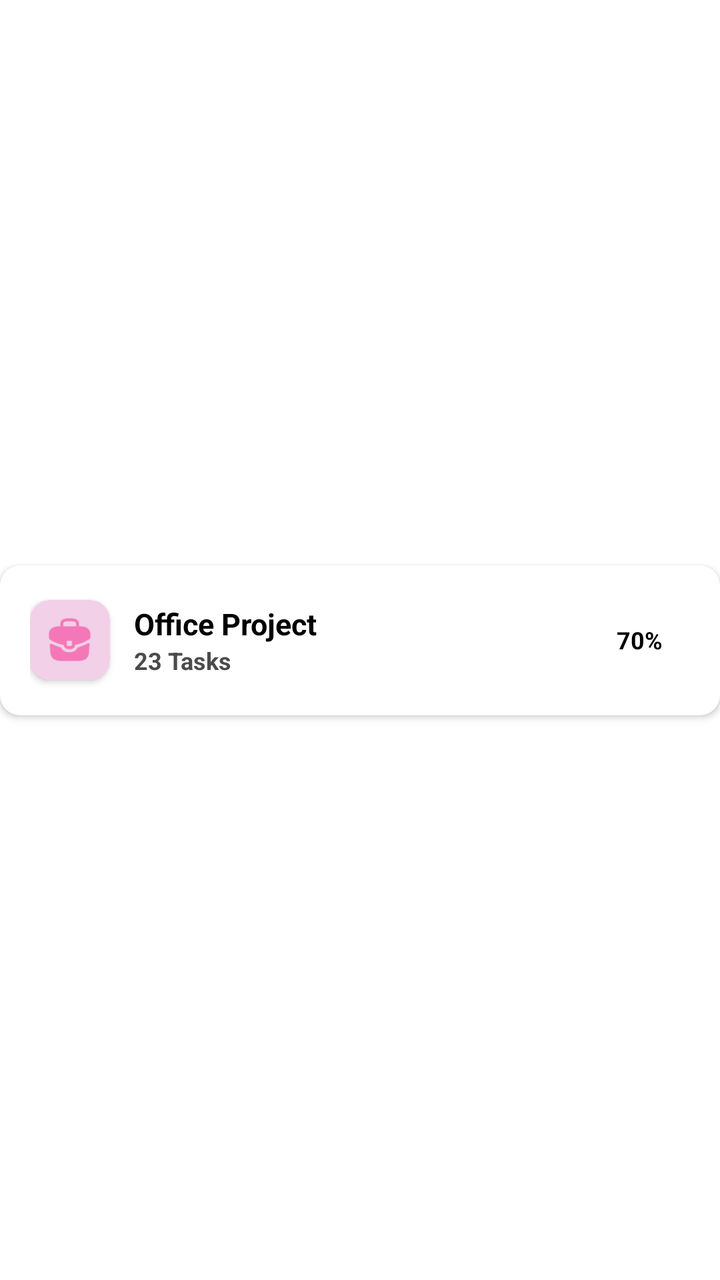
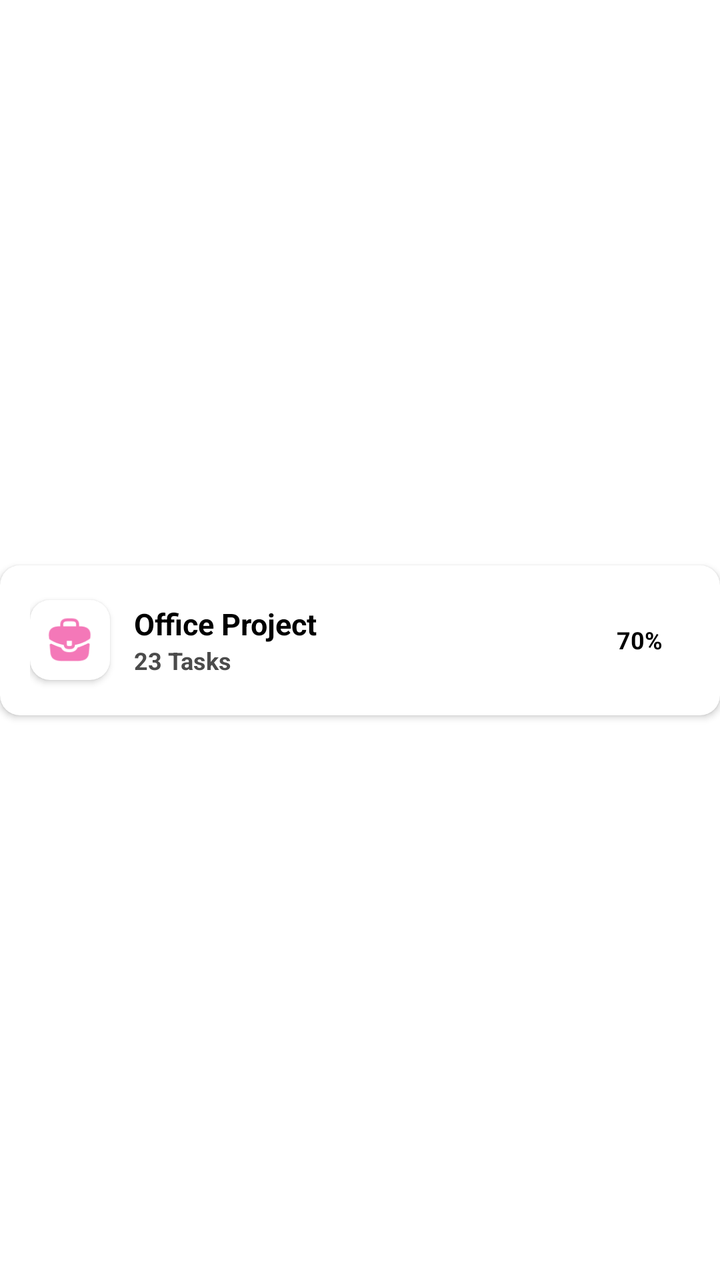

Compare the two renders of this Android layout. The source of the first and the diff that turns it into the second are given below.
<!-- AndroidManifest.xml: application theme Theme.ToDoListApp -->
<!-- res/layout/task_group_view.xml -->
<?xml version="1.0" encoding="utf-8"?>
<androidx.constraintlayout.widget.ConstraintLayout xmlns:android="http://schemas.android.com/apk/res/android"
    android:layout_width="match_parent"
    android:layout_height="wrap_content"
    xmlns:app="http://schemas.android.com/apk/res-auto"
    android:layout_marginHorizontal="16dp"
    android:layout_marginVertical="8dp">

    <androidx.cardview.widget.CardView
        android:layout_width="match_parent"
        android:layout_height="75dp"
        app:cardCornerRadius="10dp"
        app:layout_constraintBottom_toBottomOf="parent"
        app:layout_constraintEnd_toEndOf="parent"
        app:layout_constraintStart_toStartOf="parent"
        app:layout_constraintTop_toTopOf="parent">

        <LinearLayout
            android:layout_width="match_parent"
            android:layout_height="wrap_content"
            android:layout_gravity="center"
            android:orientation="horizontal"
            android:paddingHorizontal="15dp">

            <androidx.cardview.widget.CardView
                android:id="@+id/iconBackground"
                android:layout_width="40dp"
                android:layout_height="40dp"
                android:layout_gravity="center_vertical"
                app:cardBackgroundColor="#F2D0E8"
                app:cardCornerRadius="10dp">

                <ImageView
                    android:id="@+id/taskIcon"
                    android:layout_width="25dp"
                    android:layout_height="25dp"
                    android:layout_gravity="center"
                    android:src="@drawable/briefcase" />
            </androidx.cardview.widget.CardView>

            <LinearLayout
                android:layout_width="0dp"
                android:layout_height="wrap_content"
                android:layout_weight="1"
                android:layout_gravity="center_vertical"
                android:layout_marginStart="12dp"
                android:orientation="vertical">

                <TextView
                    android:id="@+id/taskName"
                    android:layout_width="wrap_content"
                    android:layout_height="wrap_content"
                    android:text="Office Project"
                    android:textColor="@color/black"
                    android:textSize="15sp"
                    android:textStyle="bold" />

                <TextView
                    android:id="@+id/taskNumber"
                    android:layout_width="wrap_content"
                    android:layout_height="wrap_content"
                    android:text="23 Tasks"
                    android:textColor="@color/Gray"
                    android:textSize="12sp"
                    android:textStyle="bold" />
            </LinearLayout>

            <FrameLayout
                android:layout_width="50dp"
                android:layout_height="50dp"
                android:layout_gravity="center_vertical">

                <ProgressBar
                    android:id="@+id/circularProgress"
                    style="?android:attr/progressBarStyle"
                    android:layout_width="match_parent"
                    android:layout_height="match_parent"
                    android:indeterminate="false"
                    android:max="100"
                    android:progress="70"
                    android:progressBackgroundTint="#F2D0E8"
                    android:progressTint="#F277B7" />

                <TextView
                    android:id="@+id/taskProgress"
                    android:layout_width="wrap_content"
                    android:layout_height="wrap_content"
                    android:layout_gravity="center"
                    android:text="70%"
                    android:textColor="@color/black"
                    android:textSize="12sp"
                    android:textStyle="bold" />
            </FrameLayout>
        </LinearLayout>
    </androidx.cardview.widget.CardView>

</androidx.constraintlayout.widget.ConstraintLayout>
<!-- resources referenced by this layout -->
<resources>
  <color name="Gray">#4B4B4B</color>
  <color name="black">#FF000000</color>
  <!-- drawable briefcase: png bitmap (drawable, 1924 bytes) -->
  <style name="Theme.ToDoListApp" parent="Theme.MaterialComponents.DayNight.NoActionBar">
          
          <item name="colorPrimary">@color/purple_500</item>
          <item name="colorPrimaryVariant">@color/purple_700</item>
          <item name="colorOnPrimary">@color/white</item>
          
          <item name="colorSecondary">@color/teal_200</item>
          <item name="colorSecondaryVariant">@color/teal_700</item>
          <item name="colorOnSecondary">@color/black</item>
          
          <item name="android:statusBarColor">?attr/colorPrimaryVariant</item>
          
      </style>
  <color name="purple_500">#FF6200EE</color>
  <color name="purple_700">#FF3700B3</color>
  <color name="white">#FFFFFFFF</color>
  <color name="teal_200">#FF03DAC5</color>
  <color name="teal_700">#FF018786</color>
</resources>

<!-- the commit's change to res/layout/task_group_view.xml (unified diff, before → after) -->
@@ -3,7 +3,6 @@
     android:layout_width="match_parent"
     android:layout_height="wrap_content"
     xmlns:app="http://schemas.android.com/apk/res-auto"
-    android:layout_marginHorizontal="16dp"
     android:layout_marginVertical="8dp">
 
     <androidx.cardview.widget.CardView
@@ -27,7 +26,6 @@
                 android:layout_width="40dp"
                 android:layout_height="40dp"
                 android:layout_gravity="center_vertical"
-                app:cardBackgroundColor="#F2D0E8"
                 app:cardCornerRadius="10dp">
 
                 <ImageView
